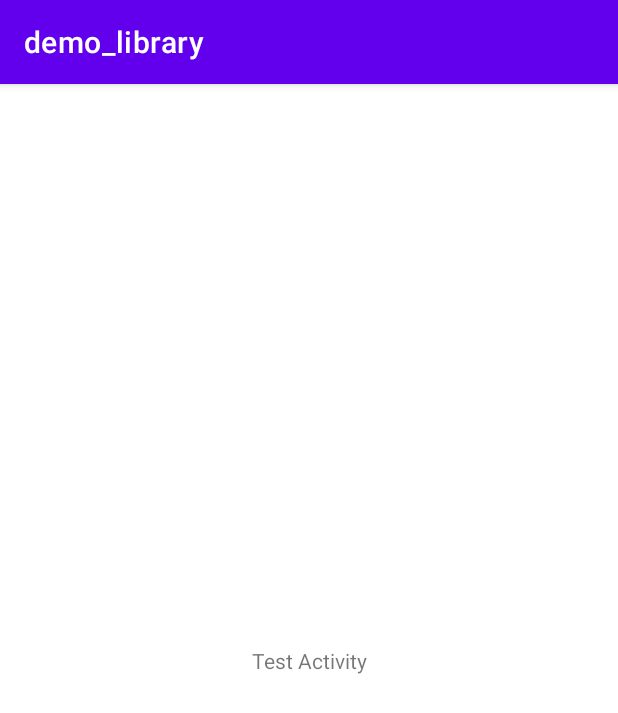
After one commit to kaylau/demo_library, an Android app: the TestActivity screen opened directly, with no data from a screen before it, on a phone screen of 412 x 824 dp. The commit adds this screen. Shown: the top 713 px of the screen. Run offline under Robolectric (Android 15) with nearby library versions, the phone set to English and light mode, and no system bars.

Commit message:
test1.0.2

```diff
--- a/app/build.gradle
+++ b/app/build.gradle
@@ -37,5 +37,5 @@ dependencies {
     androidTestImplementation 'androidx.test.ext:junit:1.1.2'
     androidTestImplementation 'androidx.test.espresso:espresso-core:3.3.0'
 
-    implementation 'com.github.kaylau:demo_library:1.0'
+    implementation 'com.github.kaylau:demo_library:1.0.1'
 }
--- a/testLibrary/src/main/AndroidManifest.xml
+++ b/testLibrary/src/main/AndroidManifest.xml
@@ -2,4 +2,10 @@
 <manifest xmlns:android="http://schemas.android.com/apk/res/android"
     package="com.library.testlibrary">
 
+    <application>
+
+        <activity android:name=".TestActivity" />
+
+    </application>
+
 </manifest>
--- /dev/null
+++ b/testLibrary/src/main/java/com/library/testlibrary/TestActivity.java
@@ -0,0 +1,42 @@
+package com.library.testlibrary;
+
+import android.os.Bundle;
+import android.os.Handler;
+import android.os.Looper;
+import android.os.Message;
+import android.widget.TextView;
+
+import androidx.annotation.NonNull;
+import androidx.appcompat.app.AppCompatActivity;
+
+/**
+ * @Author: Administrator
+ * @E-mail: liukai@duandai.com
+ * @CreateDate: 2021/3/26 10:42
+ * @Description:
+ */
+public class TestActivity extends AppCompatActivity {
+
+    @Override
+    protected void onCreate(Bundle savedInstanceState) {
+        super.onCreate(savedInstanceState);
+        setContentView(R.layout.activity_test);
+        String stringExtra = getIntent().getStringExtra("key");
+        TextView tv = findViewById(R.id.tv);
+
+        Handler handler = new Handler(Looper.myLooper()) {
+            @Override
+            public void handleMessage(@NonNull Message msg) {
+                if (msg.what == 0) {
+                    tv.setText(((String) msg.obj));
+                }
+            }
+        };
+
+        Message message = new Message();
+        message.what = 0;
+        message.obj = stringExtra;
+        handler.sendMessageDelayed(message, 5000);
+
+    }
+}
--- /dev/null
+++ b/testLibrary/src/main/res/layout/activity_test.xml
@@ -0,0 +1,18 @@
+<?xml version="1.0" encoding="utf-8"?>
+<androidx.constraintlayout.widget.ConstraintLayout xmlns:android="http://schemas.android.com/apk/res/android"
+    xmlns:app="http://schemas.android.com/apk/res-auto"
+    xmlns:tools="http://schemas.android.com/tools"
+    android:layout_width="match_parent"
+    android:layout_height="match_parent">
+
+    <TextView
+        android:id="@+id/tv"
+        android:layout_width="wrap_content"
+        android:layout_height="wrap_content"
+        android:text="Test Activity"
+        app:layout_constraintBottom_toBottomOf="parent"
+        app:layout_constraintLeft_toLeftOf="parent"
+        app:layout_constraintRight_toRightOf="parent"
+        app:layout_constraintTop_toTopOf="parent" />
+
+</androidx.constraintlayout.widget.ConstraintLayout>
```
Also changed, not shown: app/src/main/java/com/library/test/MainActivity.java (+2 -0 lines), testLibrary/src/main/java/com/library/testlibrary/TestUtil.java (+7 -0 lines).
